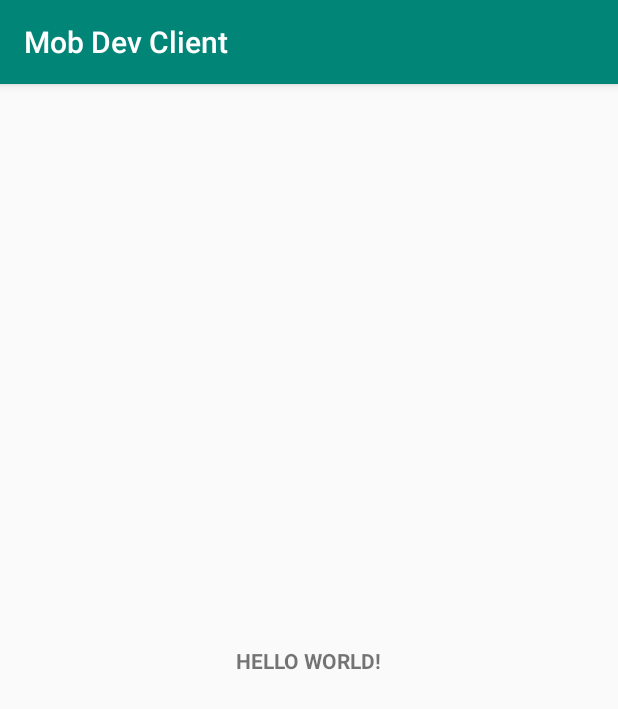
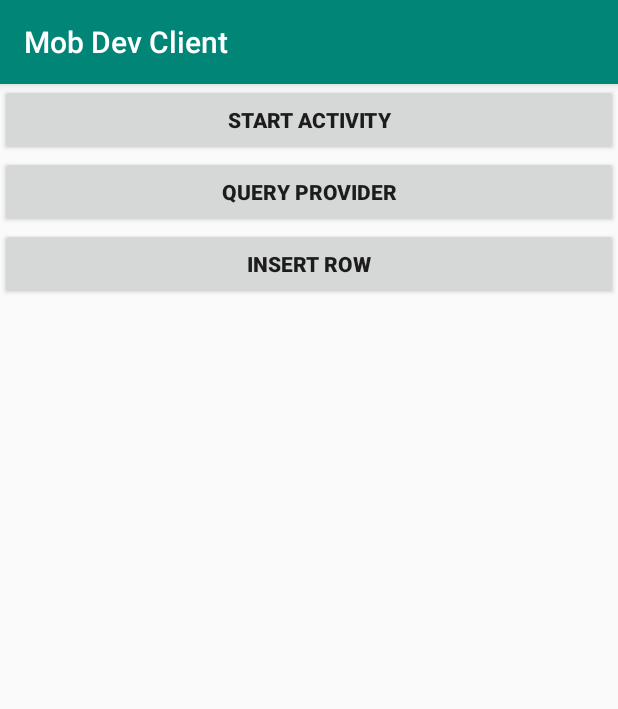
Before and after one commit to ysminskmd/MDS2019-Security, an Android app: the screen it shows after launch (MainActivity), on a phone screen of 412 x 824 dp. Shown: the top 709 px of the screen. Run offline under Robolectric (Android 15) with nearby library versions, the phone set to English and light mode, and no system bars; libraries missing offline, so code that uses them is left out: com.yandex.academy.

Commit message:
query service provider from client

```diff
--- a/client/build.gradle
+++ b/client/build.gradle
@@ -41,5 +41,4 @@ dependencies {
     implementation fileTree(include: ['*.jar'], dir: 'libs')
     implementation "org.jetbrains.kotlin:kotlin-stdlib-jdk7:$kotlin_version"
     implementation 'com.android.support:appcompat-v7:28.0.0'
-    implementation 'com.android.support.constraint:constraint-layout:1.1.3'
 }
--- a/client/src/main/java/com/yandex/academy/mobdev/client/MainActivity.kt
+++ b/client/src/main/java/com/yandex/academy/mobdev/client/MainActivity.kt
@@ -1,22 +1,39 @@
 package com.yandex.academy.mobdev.client
 
 import android.content.ComponentName
+import android.content.ContentValues
 import android.content.Intent
+import android.net.Uri
+import android.os.Bundle
 import android.support.v7.app.AppCompatActivity
-import android.os.Bundle
+import kotlinx.android.synthetic.main.activity_main.*
 
 class MainActivity : AppCompatActivity() {
+
+    private val providerUri = Uri.parse("content://com.yandex.academy.mobdev.service.provider/")
 
     override fun onCreate(savedInstanceState: Bundle?) {
         super.onCreate(savedInstanceState)
         setContentView(R.layout.activity_main)
         setTitle(R.string.long_app_name)
 
-        window.decorView.postDelayed({
+        val adapter = MainAdapter(this, null)
+        list.adapter = adapter
+
+        activity.setOnClickListener {
             startActivity(Intent().setComponent(ComponentName(
                 "com.yandex.academy.mobdev.service",
                 "com.yandex.academy.mobdev.service.MainActivity"
             )))
-        }, 1000)
+        }
+
+        query.setOnClickListener {
+            val cursor = contentResolver.query(providerUri, null, null, null, null)
+            cursor?.let { adapter.changeCursor(it) }
+        }
+
+        insert.setOnClickListener {
+            contentResolver.insert(providerUri, ContentValues())
+        }
     }
 }
--- a/client/src/main/res/layout/activity_main.xml
+++ b/client/src/main/res/layout/activity_main.xml
@@ -1,21 +1,41 @@
 <?xml version="1.0" encoding="utf-8"?>
-<android.support.constraint.ConstraintLayout
+<LinearLayout
         xmlns:android="http://schemas.android.com/apk/res/android"
         xmlns:tools="http://schemas.android.com/tools"
-        xmlns:app="http://schemas.android.com/apk/res-auto"
+        android:orientation="vertical"
         android:layout_width="match_parent"
         android:layout_height="match_parent"
         tools:context=".MainActivity">
 
-    <TextView
-            android:layout_width="wrap_content"
+    <Button
+            android:id="@+id/activity"
+            android:layout_width="match_parent"
             android:layout_height="wrap_content"
-            android:text="Hello World!"
+            android:text="@string/start_activity"
             android:textAllCaps="true"
-            android:textStyle="bold"
-            app:layout_constraintBottom_toBottomOf="parent"
-            app:layout_constraintLeft_toLeftOf="parent"
-            app:layout_constraintRight_toRightOf="parent"
-            app:layout_constraintTop_toTopOf="parent"/>
+            android:textStyle="bold"/>
 
-</android.support.constraint.ConstraintLayout>
+    <Button
+            android:id="@+id/query"
+            android:layout_width="match_parent"
+            android:layout_height="wrap_content"
+            android:text="@string/query_provider"
+            android:textAllCaps="true"
+            android:textStyle="bold"/>
+
+    <Button
+            android:id="@+id/insert"
+            android:layout_width="match_parent"
+            android:layout_height="wrap_content"
+            android:text="@string/insert_row"
+            android:textAllCaps="true"
+            android:textStyle="bold"/>
+
+    <ListView
+            android:id="@+id/list"
+            android:layout_width="match_parent"
+            android:layout_height="match_parent"
+            android:textAllCaps="true"
+            android:textStyle="bold"/>
+
+</LinearLayout>
--- a/client/src/main/res/values/strings.xml
+++ b/client/src/main/res/values/strings.xml
@@ -1,4 +1,7 @@
 <resources>
     <string name="long_app_name">Mob Dev Client</string>
     <string name="short_app_name">MDClient</string>
+    <string name="start_activity">Start activity</string>
+    <string name="query_provider">Query provider</string>
+    <string name="insert_row">Insert row</string>
 </resources>
--- a/service/build.gradle
+++ b/service/build.gradle
@@ -41,5 +41,4 @@ dependencies {
     implementation fileTree(include: ['*.jar'], dir: 'libs')
     implementation "org.jetbrains.kotlin:kotlin-stdlib-jdk7:$kotlin_version"
     implementation 'com.android.support:appcompat-v7:28.0.0'
-    implementation 'com.android.support.constraint:constraint-layout:1.1.3'
 }
--- a/service/src/main/res/values/strings.xml
+++ b/service/src/main/res/values/strings.xml
@@ -1,4 +1,5 @@
 <resources>
     <string name="long_app_name">Mob Dev Service</string>
     <string name="short_app_name">MDService</string>
+    <string name="service_activity">This is service activity</string>
 </resources>
```
Also changed, not shown: client/src/main/AndroidManifest.xml (+8 -4 lines), client/src/main/java/com/yandex/academy/mobdev/client/MainAdapter.kt (added, +20 -0 lines), client/src/main/res/layout/item_main.xml (added, +7 -0 lines), service/src/main/AndroidManifest.xml (+19 -5 lines), service/src/main/java/com/yandex/academy/mobdev/service/MainProvider.kt (added, +47 -0 lines), service/src/main/res/layout/activity_main.xml (+6 -16 lines).
